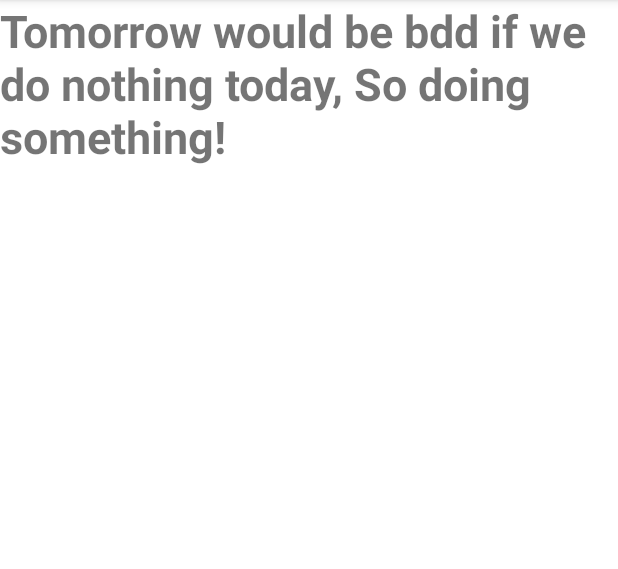
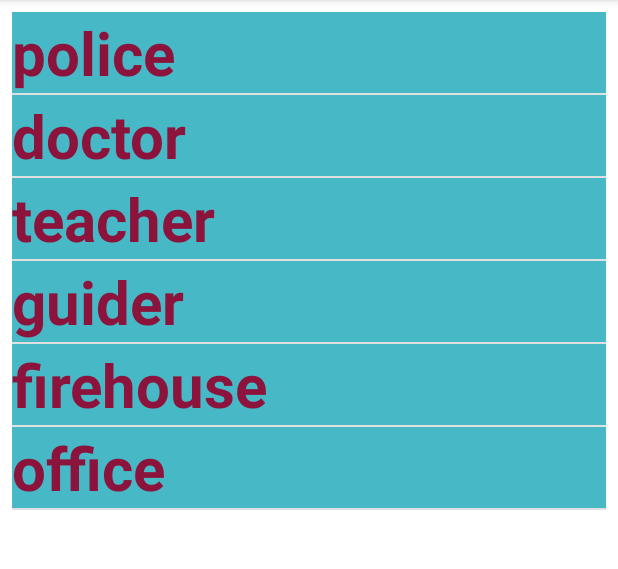
Before and after one commit to learnway299/YouSee, an Android app: the fragment connectFragment shown on its own in the app's theme, on a phone screen of 412 x 824 dp, the part 84-653 px from its top. Run offline under Robolectric (Android 15) with nearby library versions, the phone set to English and light mode, and no system bars.

Commit message:
Commit info

```diff
--- a/app/build.gradle
+++ b/app/build.gradle
@@ -34,6 +34,8 @@ dependencies {
     implementation 'com.google.android.material:material:1.2.1'
     implementation 'androidx.constraintlayout:constraintlayout:2.0.2'
     implementation 'androidx.legacy:legacy-support-v4:1.0.0'
+    implementation 'androidx.cardview:cardview:1.0.0'
+    implementation 'androidx.recyclerview:recyclerview:1.1.0'
     testImplementation 'junit:junit:4.+'
     androidTestImplementation 'androidx.test.ext:junit:1.1.2'
     androidTestImplementation 'androidx.test.espresso:espresso-core:3.3.0'
--- /dev/null
+++ b/app/src/main/java/edu/hubu/yousee/adapter.java
@@ -0,0 +1,75 @@
+package edu.hubu.yousee;
+
+import android.content.Context;
+import android.view.LayoutInflater;
+import android.view.View;
+import android.view.ViewGroup;
+import android.widget.RelativeLayout;
+import android.widget.TextView;
+
+import androidx.recyclerview.widget.RecyclerView;
+
+import java.util.ArrayList;
+import java.util.List;
+
+public class adapter extends RecyclerView.Adapter<adapter.myviewholder>{
+
+    private Context context;
+    private List<String> mlist = new ArrayList<>();
+    private int expandPosition = -1;
+    private myviewholder mViewholder;
+
+    public adapter(Context context) {
+        this.context  = context;
+    }
+
+    public void setExpandCollapseDataList(List<String> list) {
+        mlist = list;
+        notifyDataSetChanged();
+    }
+
+    @Override
+    public adapter.myviewholder onCreateViewHolder(ViewGroup parent, int viewType) {
+        View view = LayoutInflater.from(context).inflate(R.layout.connectitem,parent,false);
+        return new myviewholder(view);
+    }
+
+    @Override
+    public void onBindViewHolder(final adapter.myviewholder viewHolder, int position) {
+        viewHolder.tvTeam.setText(mlist.get(position));
+        viewHolder.tvTeamChild.setText(mlist.get(position)+" phonenumber isn't assigned yet");
+
+        final boolean isExpand = position == expandPosition;
+        viewHolder.rlChild.setVisibility(isExpand ? View.VISIBLE : View.GONE);
+        viewHolder.rlParent.setOnClickListener(new View.OnClickListener() {
+            @Override
+            public void onClick(View view) {
+                if(mViewholder !=null){
+                    mViewholder.rlChild.setVisibility(View.GONE);
+                    notifyItemChanged(expandPosition);
+                }
+                expandPosition = isExpand ? -1 : viewHolder.getAdapterPosition();
+                mViewholder = isExpand ? null : viewHolder;
+                notifyItemChanged(viewHolder.getAdapterPosition());
+            }
+        });
+    }
+
+    @Override
+    public int getItemCount() {
+        return mlist == null ? 0 : mlist.size();
+    }
+
+
+    public static class myviewholder extends RecyclerView.ViewHolder {
+        RelativeLayout rlParent,rlChild;
+        TextView tvTeam,tvTeamChild;
+        public myviewholder(View itemView) {
+            super(itemView);
+            rlParent = itemView.findViewById(R.id.rl_parent);
+            rlChild = itemView.findViewById(R.id.rl_child);
+            tvTeam = itemView.findViewById(R.id.tv_team);
+            tvTeamChild = itemView.findViewById(R.id.tv_team_child);
+        }
+    }
+}
--- a/app/src/main/java/edu/hubu/yousee/connectFragment.java
+++ b/app/src/main/java/edu/hubu/yousee/connectFragment.java
@@ -1,11 +1,17 @@
 package edu.hubu.yousee;
 
+import android.app.Fragment;
 import android.os.Bundle;
 import android.view.LayoutInflater;
 import android.view.View;
 import android.view.ViewGroup;
 
-import android.app.Fragment;
+import androidx.recyclerview.widget.DividerItemDecoration;
+import androidx.recyclerview.widget.LinearLayoutManager;
+import androidx.recyclerview.widget.RecyclerView;
+
+import java.util.ArrayList;
+import java.util.List;
 
 /**
  * A simple {@link Fragment} subclass.
@@ -13,6 +19,8 @@ import android.app.Fragment;
  * create an instance of this fragment.
  */
 public class connectFragment extends Fragment {
+
+    private List<String> mlist = new ArrayList<>();
 
     // TODO: Rename parameter arguments, choose names that match
     // the fragment initialization parameters, e.g. ARG_ITEM_NUMBER
@@ -36,8 +44,8 @@ public class connectFragment extends Fragment {
      * @return A new instance of fragment youseeFragment.
      */
 //    // TODO: Rename and change types and number of parameters
-//    public static connectFragment newInstance(String param1, String param2) {
-//        connectFragment fragment = new connectFragment();
+//    public static settingFragment newInstance(String param1, String param2) {
+//        settingFragment fragment = new settingFragment();
 //        Bundle args = new Bundle();
 //        args.putString(ARG_PARAM1, param1);
 //        args.putString(ARG_PARAM2, param2);
@@ -58,6 +66,27 @@ public class connectFragment extends Fragment {
     public View onCreateView(LayoutInflater inflater, ViewGroup container,
                              Bundle savedInstanceState) {
         // Inflate the layout for this fragment
-        return inflater.inflate(R.layout.demo02, container, false);
+        View view = inflater.inflate(R.layout.demo02, container, false);
+        adapter myadapter = new adapter(getActivity());
+        RecyclerView rcvExpandCollapse = view.findViewById(R.id.rcv_expandcollapse);
+
+        rcvExpandCollapse.setLayoutManager(new LinearLayoutManager(getActivity()));
+        rcvExpandCollapse.setHasFixedSize(true);
+        rcvExpandCollapse.addItemDecoration(new DividerItemDecoration(getActivity(), DividerItemDecoration.VERTICAL));
+        rcvExpandCollapse.setAdapter(myadapter);
+
+        myadapter.setExpandCollapseDataList(mlist);
+
+        initview();
+        return view;
+    }
+
+    private void initview(){
+        mlist.add("police");
+        mlist.add("doctor");
+        mlist.add("teacher");
+        mlist.add("guider");
+        mlist.add("firehouse");
+        mlist.add("office");
     }
 }
--- a/app/src/main/java/edu/hubu/yousee/youseeFragment.java
+++ b/app/src/main/java/edu/hubu/yousee/youseeFragment.java
@@ -62,4 +62,5 @@ public class youseeFragment extends Fragment {
         // Inflate the layout for this fragment
         return inflater.inflate(R.layout.demo01, container, false);
     }
+
 }
--- /dev/null
+++ b/app/src/main/res/layout/connectitem.xml
@@ -0,0 +1,38 @@
+<?xml version="1.0" encoding="utf-8"?>
+<LinearLayout xmlns:android="http://schemas.android.com/apk/res/android"
+android:layout_width="match_parent"
+android:layout_height="wrap_content"
+android:orientation="vertical">
+
+<RelativeLayout
+    android:id="@+id/rl_parent"
+    android:layout_width="match_parent"
+    android:layout_height="match_parent"
+    android:background="#47B8C6">
+    <TextView
+        android:id="@+id/tv_team"
+        android:layout_width="wrap_content"
+        android:layout_height="wrap_content"
+        android:layout_centerVertical="true"
+        android:text="main"
+        android:textStyle="bold"
+        android:textColor="#8C143C"
+        android:textSize="40sp" />
+</RelativeLayout>
+
+<RelativeLayout
+    android:id="@+id/rl_child"
+    android:layout_width="match_parent"
+    android:layout_height="100dp"
+    android:background="#C17873"
+    android:visibility="gone">
+    <TextView
+        android:id="@+id/tv_team_child"
+        android:layout_width="wrap_content"
+        android:layout_height="wrap_content"
+        android:layout_centerInParent="true"
+        android:text="unmain"
+        android:textColor="#5C0F09"
+        android:textSize="28sp" />
+</RelativeLayout>
+</LinearLayout>
--- a/app/src/main/res/layout/demo02.xml
+++ b/app/src/main/res/layout/demo02.xml
@@ -5,12 +5,11 @@
     android:gravity="center"
     android:orientation="vertical">
 
-    <TextView
-        android:layout_width="wrap_content"
-        android:layout_height="wrap_content"
-        android:layout_gravity="center"
-        android:layout_weight="1"
-        android:text="Tomorrow would be bdd if we do nothing today, So doing something!"
-        android:textSize="30sp"
-        android:textStyle="bold" />
+    <androidx.recyclerview.widget.RecyclerView
+        android:id="@+id/rcv_expandcollapse"
+        android:layout_width="match_parent"
+        android:layout_height="match_parent"
+        android:layout_margin="8dp"
+        android:overScrollMode="never"
+        android:scrollbars="none" />
 </LinearLayout>
```
